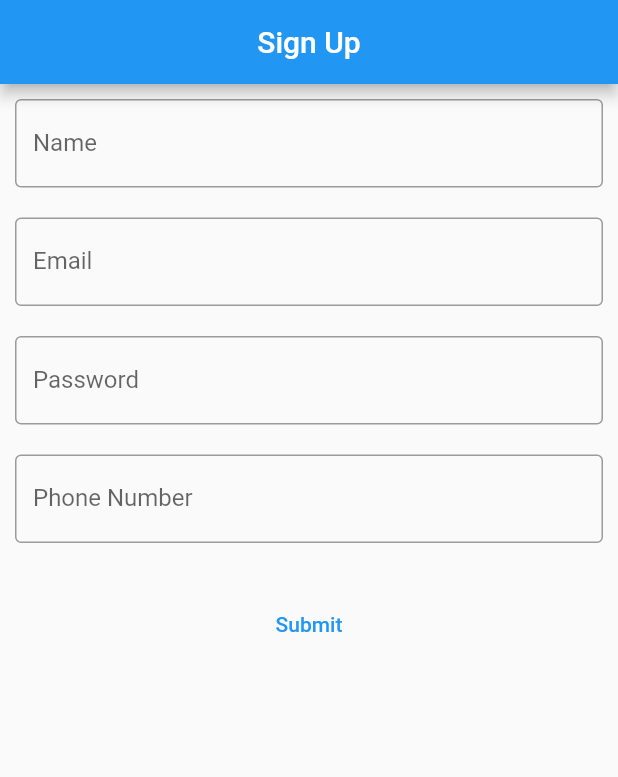
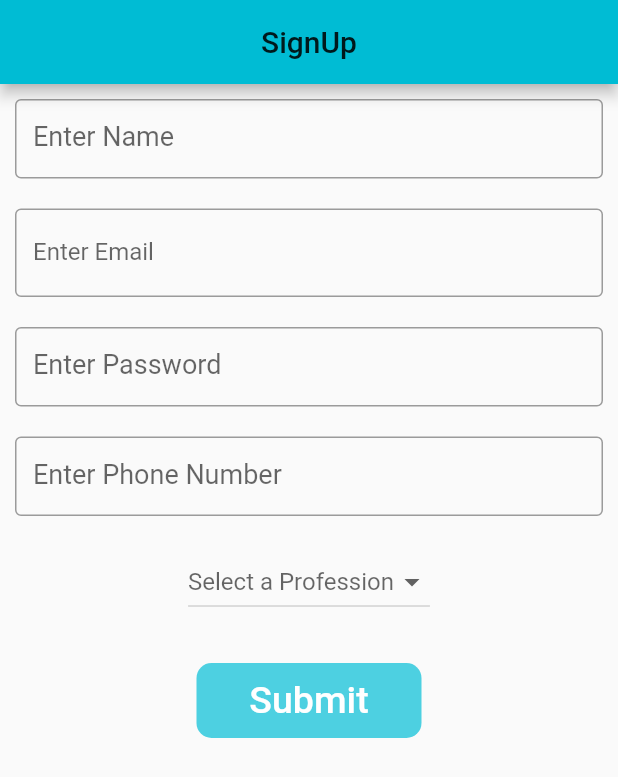
Before and after one commit to SainathChallagundla/Task, a Flutter app: the SignUpPage screen opened directly, on a phone screen of 412 x 824 dp. Shown: the top 777 px of the screen. Run offline on Flutter 3.47's test engine with Material 2 defaults, Android fonts, the phone set to English and light mode, and no system bars; our stand-ins replace firebase_core, firebase_messaging, flutter_local_notifications, shared_preferences, webview_flutter; accounts and stored records are empty.

Commit message:
add droapdown

```diff
--- a/lib/LocalStore.dart
+++ b/lib/LocalStore.dart
@@ -22,6 +22,11 @@ setPhoneNo(String phoneNo) async {
   late SharedPreferences prefs;
   prefs = await SharedPreferences.getInstance();
   prefs.setString("phoneNo", phoneNo);
+}
+setProfession(String phoneNo) async {
+  late SharedPreferences prefs;
+  prefs = await SharedPreferences.getInstance();
+  prefs.setString("profession", phoneNo);
 }
 
 setbool(String password) async {
@@ -53,6 +58,11 @@ getPhoneNo() async {
   prefs = await SharedPreferences.getInstance();
   return prefs.getString("phoneNo");
 }
+getProfession() async {
+  late SharedPreferences prefs;
+  prefs = await SharedPreferences.getInstance();
+  return prefs.getString("profession");
+}
 
 getbool() async {
   late SharedPreferences prefs;
--- /dev/null
+++ b/lib/common.dart
@@ -0,0 +1,93 @@
+import 'package:flutter/material.dart';
+
+showAlertDialog(BuildContext context, String title, String content) {
+  Widget okButton = TextButton(
+    child: Text("OK"),
+    onPressed: () {
+      Navigator.of(context).pop();
+    },
+  );
+
+  AlertDialog alert = AlertDialog(
+    title: Text(title),
+    content: Text(content),
+    actions: [
+      okButton,
+    ],
+  );
+
+  showDialog(
+    context: context,
+    builder: (BuildContext context) {
+      return alert;
+    },
+  );
+}
+
+String? validateEmail(String value) {
+  Pattern pattern =
+      r"^[a-zA-Z0-9.!#$%&'*+/=?^_`{|}~-]+@[a-zA-Z0-9](?:[a-zA-Z0-9-]"
+      r"{0,253}[a-zA-Z0-9])?(?:\.[a-zA-Z0-9](?:[a-zA-Z0-9-]"
+      r"{0,253}[a-zA-Z0-9])?)*$";
+  RegExp regex = new RegExp(pattern.toString());
+  if (!regex.hasMatch(value) || value == null)
+    return 'Invalid email ';
+  else
+    return null;
+}
+
+
+Widget inputBorderedTextFormField(String hintText, String emptyText,charText,
+    TextInputType keyboardType, TextEditingController controller,
+    [int minLines = 1, int maxLines = 1]) {
+  return TextFormField(
+    autocorrect: true,
+    keyboardType: keyboardType,
+    maxLines: maxLines,
+    controller: controller,
+    style: TextStyle(fontSize: 18),
+    decoration: InputDecoration(
+      isDense: true,
+      labelText: hintText,
+      border: OutlineInputBorder(
+          borderSide: BorderSide(color: Colors.tealAccent, width: 1.0)),
+    ),
+    validator: (value) {
+      if (value!.isEmpty||value=="") {
+        return emptyText;
+      }else if(value.isNotEmpty&&value.length<2){
+return charText;
+      }
+      return null;
+    },
+    onChanged: (value) {
+      value = controller.text;
+    },
+  );
+}
+
+Widget readOnlyBorderedTextFormField(
+    String? initialvalue, String labelText) {
+  return TextFormField(
+    autocorrect: true,
+    readOnly: true,
+    initialValue: initialvalue,
+    style: TextStyle(fontSize: 18),
+    decoration: new InputDecoration(
+        isDense: true,
+        labelText: labelText,
+        focusedBorder: OutlineInputBorder(
+          borderSide: BorderSide(color: Colors.orangeAccent, width: 1.0),
+        ),
+        enabledBorder: OutlineInputBorder(
+          borderSide: BorderSide(color: Colors.orangeAccent, width: 1.0),
+        )),
+  );
+}
+
+
+AppBar setAppBar(String title, BuildContext context) {
+  return AppBar(centerTitle: true,
+    title: Text(title),
+  );
+}
--- a/lib/drawerMenu/contact.dart
+++ b/lib/drawerMenu/contact.dart
@@ -1,4 +1,5 @@
 import 'package:flutter/material.dart';
+import 'package:task/common.dart';
 
 class ContactPage extends StatefulWidget {
   const ContactPage({Key? key}) : super(key: key);
@@ -11,10 +12,7 @@ class _ContactPageState extends State<ContactPage> {
   @override
   Widget build(BuildContext context) {
     return Scaffold(
-        appBar: AppBar(
-          centerTitle: true,
-          title: Text("Company Info"),
-        ),
+        appBar: setAppBar("Company Info", context),
         body: Center(
             child: Text(
                 'Company: Geeksynergy Technologies Pvt Ltd\nAddress:  Sanjayanagar, Bengaluru-56\nPhone:XXXXXXXXX09\nEmail: XXXXXX@gmail.com\n')));
--- a/lib/main.dart
+++ b/lib/main.dart
@@ -44,8 +44,9 @@ class MyApp extends StatelessWidget {
       debugShowCheckedModeBanner: false,
         title: 'Flutter Demo',
         theme: ThemeData(
-          primarySwatch: Colors.blue,
-        ),
+        primaryColor: Colors.cyan,
+        primaryColorDark: Colors.tealAccent[900],
+        accentColor: Colors.tealAccent),
         home: UserLogin());
   }
 }
--- a/lib/signup.dart
+++ b/lib/signup.dart
@@ -1,6 +1,7 @@
 import 'package:flutter/material.dart';
 import 'package:task/login.dart';
 import 'LocalStore.dart';
+import 'common.dart';
 
 class SignUpPage extends StatefulWidget {
   const SignUpPage({Key? key}) : super(key: key);
@@ -10,16 +11,18 @@ class SignUpPage extends StatefulWidget {
 }
 
 class _SignUpPageState extends State<SignUpPage> {
-  GlobalKey _formkey = GlobalKey();
+  GlobalKey<FormState> _formkey = GlobalKey<FormState>();
   TextEditingController _namecontroller = new TextEditingController();
   TextEditingController _emailcontroller = new TextEditingController();
   TextEditingController _passwordcontroller = new TextEditingController();
   TextEditingController _phoneNocontroller = new TextEditingController();
+  String? profession;
 
   @override
   Widget build(BuildContext context) {
     return Scaffold(
-      appBar: AppBar(centerTitle: true, title: Text("Sign Up")),
+      resizeToAvoidBottomInset: false,
+      appBar: setAppBar("SignUp", context),
       body: Center(
           child: Form(
               key: _formkey,
@@ -29,59 +32,92 @@ class _SignUpPageState extends State<SignUpPage> {
                 children: <Widget>[
                   Padding(
                       padding: EdgeInsets.all(10),
+                      child: inputBorderedTextFormField(
+                        "Enter Name",
+                        "Name field must not be empty",
+                        "name must be minimum 3 characters",
+                        TextInputType.name,
+                        _namecontroller,
+                      )),
+                  Padding(
+                    padding: EdgeInsets.all(10),
                     child: TextFormField(
+                      keyboardType: TextInputType.emailAddress,
                       decoration: InputDecoration(
                           border: OutlineInputBorder(),
-                          labelText: 'Name',
-                          hintText: 'Enter Name'),
-                      controller: _namecontroller,
+                          labelText: 'Enter Email',
+                          hintText: 'Enter Email Address'),
+                      controller: _emailcontroller,
+                      validator: (value) => validateEmail(value!),
                     ),
                   ),
                   Padding(
                       padding: EdgeInsets.all(10),
-                    child: TextFormField(
-                      decoration: InputDecoration(
-                          border: OutlineInputBorder(),
-                          labelText: 'Email',
-                          hintText: 'Enter Email'),
-                      controller: _emailcontroller,
-                    ),
-                  ),
+                      child: inputBorderedTextFormField(
+                          "Enter Password",
+                          "Password must not be empty",
+                          "Password must be minimum 3 characters",
+                          TextInputType.emailAddress,
+                          _passwordcontroller)),
                   Padding(
                       padding: EdgeInsets.all(10),
-                    child: TextFormField(
-                      decoration: InputDecoration(
-                          border: OutlineInputBorder(),
-                          labelText: 'Password',
-                          hintText: 'Enter Password'),
-                      controller: _passwordcontroller,
-                    ),
-                  ),
+                      child: inputBorderedTextFormField(
+                          "Enter Phone Number",
+                          "PhoneNo must not be empty",
+                          "PhoneNo must be minimum 3 characters",
+                          TextInputType.phone,
+                          _phoneNocontroller)),
                   Padding(
                     padding: EdgeInsets.all(10),
-                    child: TextFormField(
-                      keyboardType: TextInputType.phone,
-                      decoration: InputDecoration(
-                          border: OutlineInputBorder(),
-                          labelText: 'Phone Number',
-                          hintText: 'Enter Phone Num'),
-                      controller: _phoneNocontroller,
+                    child: new DropdownButton<String>(
+                      items: <String>[
+                        'Student',
+                        'Employe',
+                        'Self Employe',
+                      ].map<DropdownMenuItem<String>>((String value) {
+                        return DropdownMenuItem<String>(
+                          value: value,
+                          child: Text(value),
+                        );
+                      }).toList(),
+                      hint: Text("Select a Profession"),
+                      onChanged: (newVal) async {
+                        setState(() {
+                          profession = newVal!;
+                        });
+                      },
+                      value: profession,
                     ),
                   ),
                   SizedBox(height: 20),
-                  TextButton(
+                  Container(
+                      height: 50,
+                      width: 150,
+                      decoration: BoxDecoration(
+                          color: Colors.cyan[300],
+                          borderRadius: BorderRadius.circular(10)),
+                      child: TextButton(
                         onPressed: () async {
+                          if (profession==null) {
+                            showAlertDialog(context, "profesion empty", "please select a profession");
+                          }
+                          if (_formkey.currentState!.validate()&&(profession!=null)) {
                             await setName(_namecontroller.text);
                             await setEmail(_emailcontroller.text);
                             await setPassword(_passwordcontroller.text);
                             await setPhoneNo(_phoneNocontroller.text);
+
                             Navigator.pushReplacement(
                                 context,
                                 MaterialPageRoute(
                                     builder: (BuildContext) => UserLogin()));
+                          }
                         },
-                    child: Text("Submit"),
-                  )
+                        child: Text(
+                          'Submit',
+                          style: TextStyle(color: Colors.white, fontSize: 25),
+                        ),
+                      )),
                 ],
               ))),
     );
--- a/pubspec.yaml
+++ b/pubspec.yaml
@@ -33,6 +33,7 @@ dependencies:
   firebase_messaging: ^10.0.4
   firebase_core: ^1.4.0
   flutter_local_notifications: ^6.1.0
+
 
 
 
```
Also changed, not shown: lib/homePage.dart (+9 -9 lines), lib/login.dart (+36 -60 lines). Lines whose indentation alone changed are shown as unchanged.
